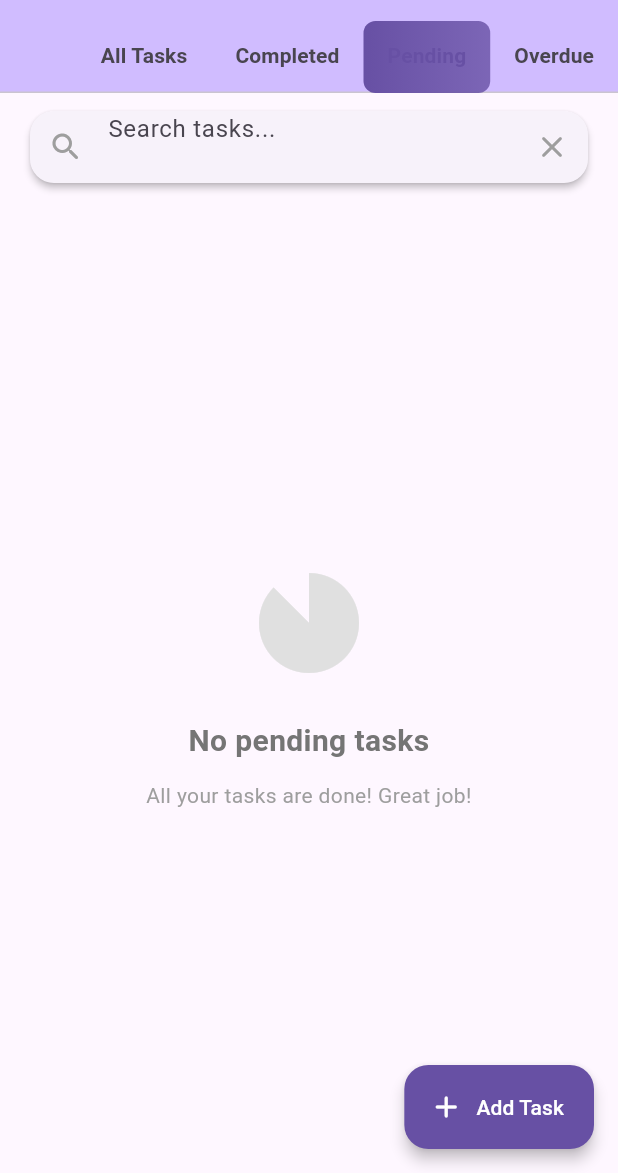
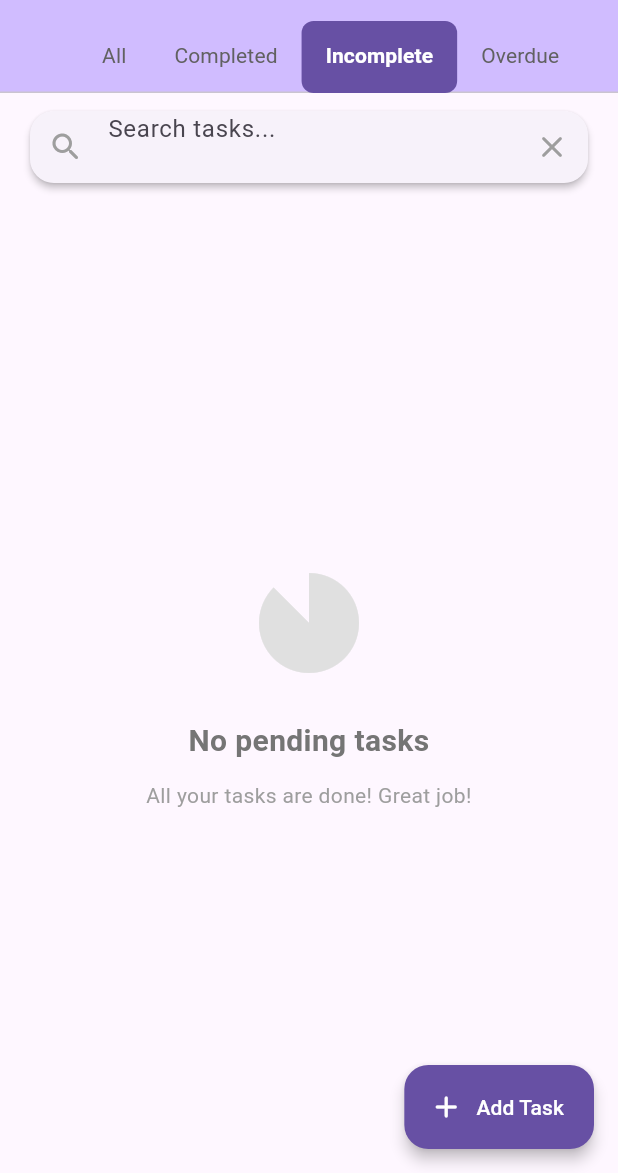
Before and after one commit to aliasghar08/daily_planner_in_flutter, a Flutter app: the screen it shows once a user with an empty profile is signed in, on a phone screen of 412 x 824 dp, the part 63-1236 px from its top. Run offline on Flutter 3.47's test engine with Material 3 defaults, Android fonts, the phone set to English and light mode, and no system bars; our stand-ins replace cloud_firestore, connectivity_plus, firebase_auth, firebase_core, fl_chart, flutter_local_notifications and 6 more; accounts and stored records are empty; generated files the repository leaves out were written again.

Commit message:
Fixed Home.dart

```diff
--- a/daily_planner/lib/screens/home.dart
+++ b/daily_planner/lib/screens/home.dart
@@ -307,7 +307,7 @@ class _MyHomeState extends State<MyHome> {
       return _buildEmptyState(filter);
     }
 
-    // Group tasks by type
+    // Group tasks by type for ALL filters, not just TaskFilter.all
     final Map<String, List<Task>> groupedTasks = {
       "One-Time Tasks": [],
       "Daily Tasks": [],
@@ -329,6 +329,9 @@ class _MyHomeState extends State<MyHome> {
         case "MonthlyTask":
           groupedTasks["Monthly Tasks"]!.add(task);
           break;
+        default:
+          // Handle any unexpected task types by adding to One-Time
+          groupedTasks["One-Time Tasks"]!.add(task);
       }
     }
 
@@ -535,21 +538,25 @@ class _MyHomeState extends State<MyHome> {
           elevation: 0,
           bottom: TabBar(
             isScrollable: true,
-            labelStyle: const TextStyle(fontWeight: FontWeight.w600),
+            labelStyle: const TextStyle(
+              fontWeight: FontWeight.w600,
+              fontSize: 14,
+            ),
+            unselectedLabelStyle: const TextStyle(
+              fontWeight: FontWeight.normal,
+              fontSize: 14,
+            ),
+            labelColor: Theme.of(context).colorScheme.onPrimary,
+            unselectedLabelColor: Colors.grey.shade700,
             indicatorSize: TabBarIndicatorSize.tab,
             indicator: BoxDecoration(
-              gradient: LinearGradient(
-                colors: [
-                  Theme.of(context).colorScheme.primary,
-                  Theme.of(context).colorScheme.primary.withOpacity(0.8),
-                ],
-              ),
+              color: Theme.of(context).colorScheme.primary,
               borderRadius: BorderRadius.circular(8),
             ),
             tabs: const [
-              Tab(text: "All Tasks"),
+              Tab(text: "All"),
               Tab(text: "Completed"),
-              Tab(text: "Pending"),
+              Tab(text: "Incomplete"),
               Tab(text: "Overdue"),
             ],
           ),
```
